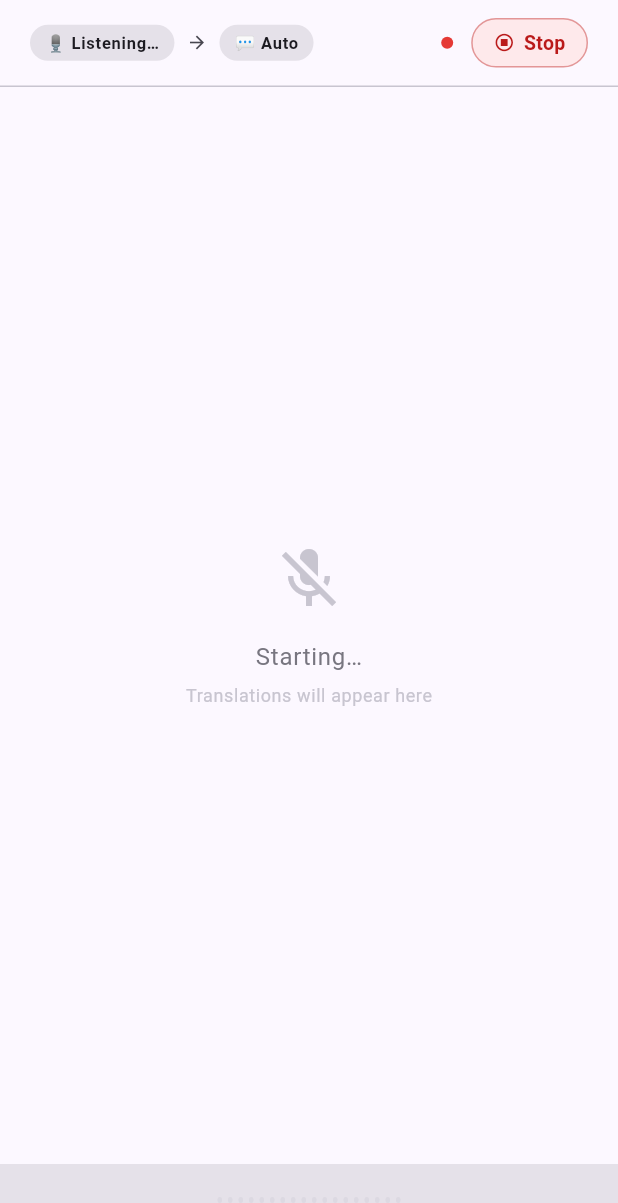
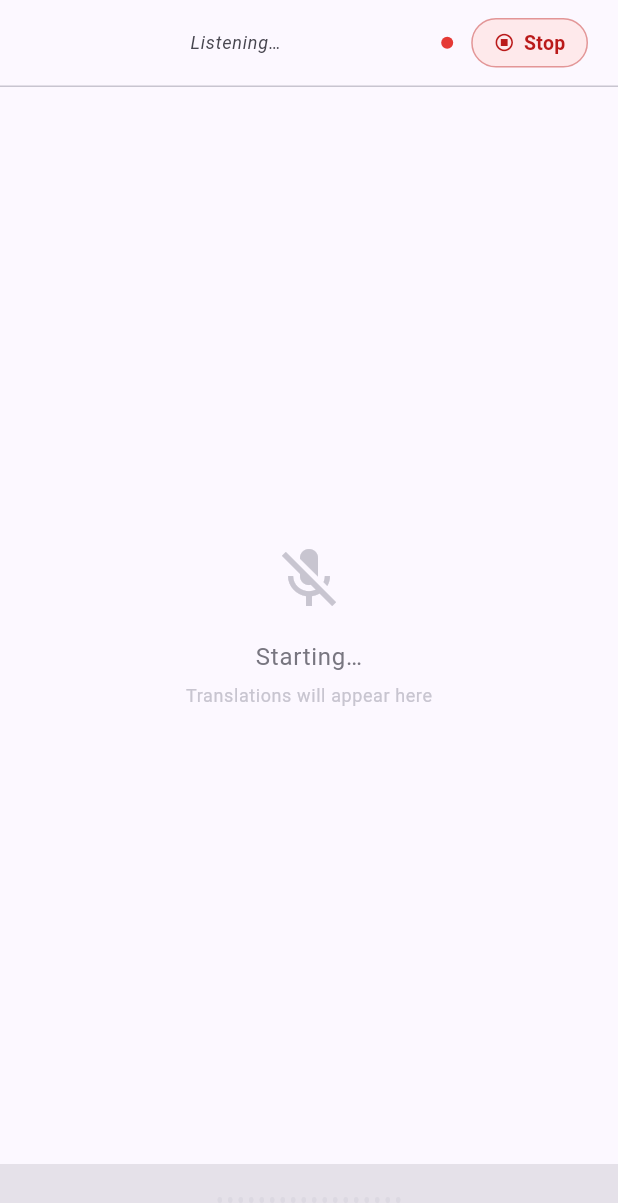
Before and after one commit to alisonchilds/lingua, a Flutter app: the SubtitlesScreen screen opened by its route, on a phone screen of 412 x 824 dp. Shown: the top 1203 px of the screen. Run offline on Flutter 3.47's test engine with Material 3 defaults, Android fonts, the phone set to English and light mode, and no system bars; drawn by our look-alikes of flutter_animate; our stand-ins replace flutter_riverpod, freezed_annotation, go_router, just_audio, logger, shared_preferences and 1 more; missing offline and left inert: dart:js_interop, record; accounts and stored records are empty.

Commit message:
Subtitles top bar: show 'Listening...' then 'Language Detected: [lang]'
Replace the two language pill badges and arrow in the subtitles screen
header with a single animated status label:
- Before detection: italic 'Listening...' in muted colour
- After first detection: bold 'Language Detected: [flag] [name]' in
  primary colour, animated in with a fade + slide-up transition

The label is driven by state.detectedLang1 / detectedLang1Flag which
are populated by _updateDetectedLanguage() on the first
inputAudioTranscriptionCompleted event.

Co-authored-by: alisonchilds <alisonchilds@users.noreply.github.com>

```diff
--- a/grok_translate/lib/screens/subtitles_screen.dart
+++ b/grok_translate/lib/screens/subtitles_screen.dart
@@ -70,27 +70,13 @@ class _SubtitlesScreenState extends ConsumerState<SubtitlesScreen> {
                   const EdgeInsets.symmetric(horizontal: 20, vertical: 12),
               child: Row(
                 children: [
-                  // Language badges
-                  _LangPill(
-                    label: state.detectedLang1 ??
-                        (state.languageConfig?.autoDetect == false
-                            ? state.languageConfig!.lang1Name
-                            : 'Listening…'),
-                    flag: state.detectedLang1Flag ?? '🎙️',
+                  // Language detection status
+                  Expanded(
+                    child: _LanguageStatusLabel(
+                      detectedLang: state.detectedLang1,
+                      detectedFlag: state.detectedLang1Flag,
+                    ),
                   ),
-                  const SizedBox(width: 8),
-                  Icon(Icons.arrow_forward,
-                      size: 14,
-                      color: theme.colorScheme.onSurfaceVariant),
-                  const SizedBox(width: 8),
-                  _LangPill(
-                    label: state.detectedLang2 ??
-                        (state.languageConfig?.autoDetect == false
-                            ? state.languageConfig!.lang2Name
-                            : 'Auto'),
-                    flag: state.detectedLang2Flag ?? '💬',
-                  ),
-                  const Spacer(),
                   // Mic status dot
                   _StatusDot(status: state.status),
                   const SizedBox(width: 12),
@@ -166,23 +152,46 @@ class _SubtitlesScreenState extends ConsumerState<SubtitlesScreen> {
 
 // ── Sub-widgets ───────────────────────────────────────────────────────────────
 
-class _LangPill extends StatelessWidget {
-  const _LangPill({required this.label, required this.flag});
-  final String label;
-  final String flag;
+class _LanguageStatusLabel extends StatelessWidget {
+  const _LanguageStatusLabel({
+    required this.detectedLang,
+    required this.detectedFlag,
+  });
+  final String? detectedLang;
+  final String? detectedFlag;
 
   @override
   Widget build(BuildContext context) {
     final theme = Theme.of(context);
-    return Container(
-      padding: const EdgeInsets.symmetric(horizontal: 10, vertical: 4),
-      decoration: BoxDecoration(
-        color: theme.colorScheme.surfaceContainerHighest,
-        borderRadius: BorderRadius.circular(12),
+    final detected = detectedLang != null;
+
+    final label = detected
+        ? 'Language Detected: ${detectedFlag ?? ''} $detectedLang'.trim()
+        : 'Listening\u2026';
+
+    return AnimatedSwitcher(
+      duration: const Duration(milliseconds: 400),
+      transitionBuilder: (child, animation) => FadeTransition(
+        opacity: animation,
+        child: SlideTransition(
+          position: Tween<Offset>(
+            begin: const Offset(0, 0.3),
+            end: Offset.zero,
+          ).animate(CurvedAnimation(parent: animation, curve: Curves.easeOut)),
+          child: child,
+        ),
       ),
-      child: Text('$flag $label',
-          style: theme.textTheme.labelSmall
-              ?.copyWith(fontWeight: FontWeight.w600)),
+      child: Text(
+        label,
+        key: ValueKey(detectedLang),
+        style: theme.textTheme.labelMedium?.copyWith(
+          color: detected
+              ? theme.colorScheme.primary
+              : theme.colorScheme.onSurfaceVariant,
+          fontWeight: detected ? FontWeight.w600 : FontWeight.w400,
+          fontStyle: detected ? FontStyle.normal : FontStyle.italic,
+        ),
+      ),
     );
   }
 }
```
